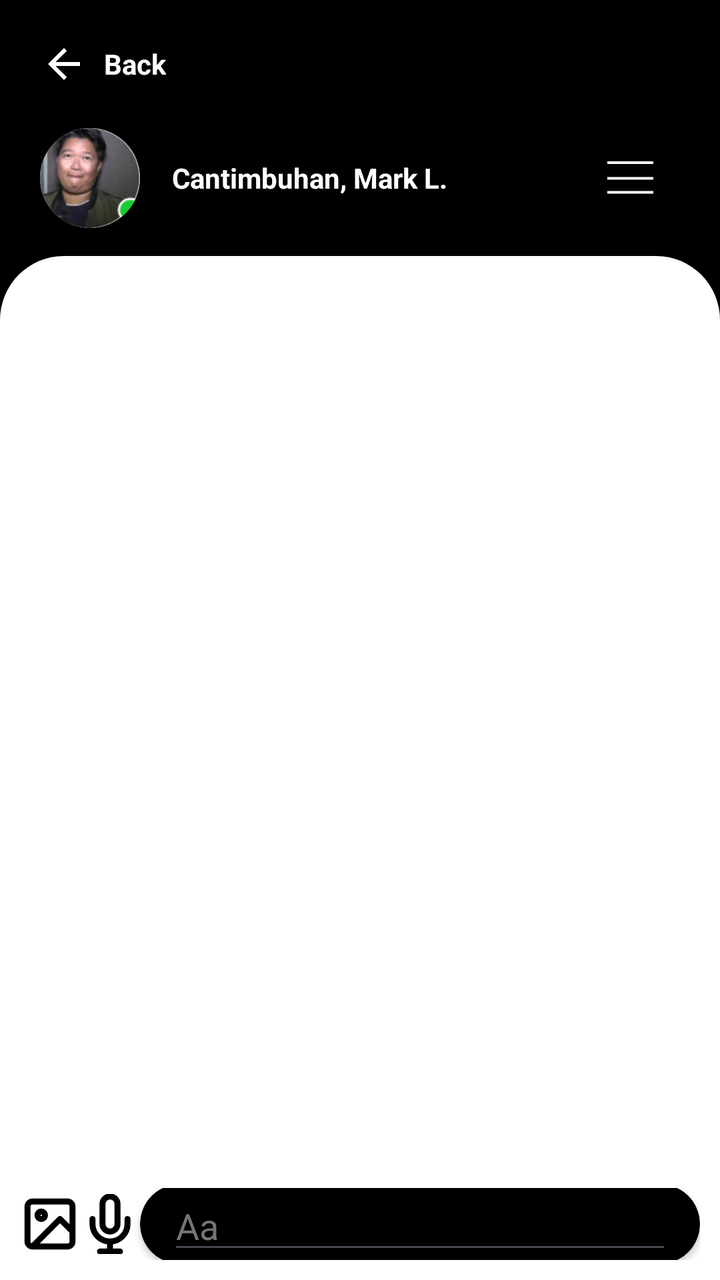
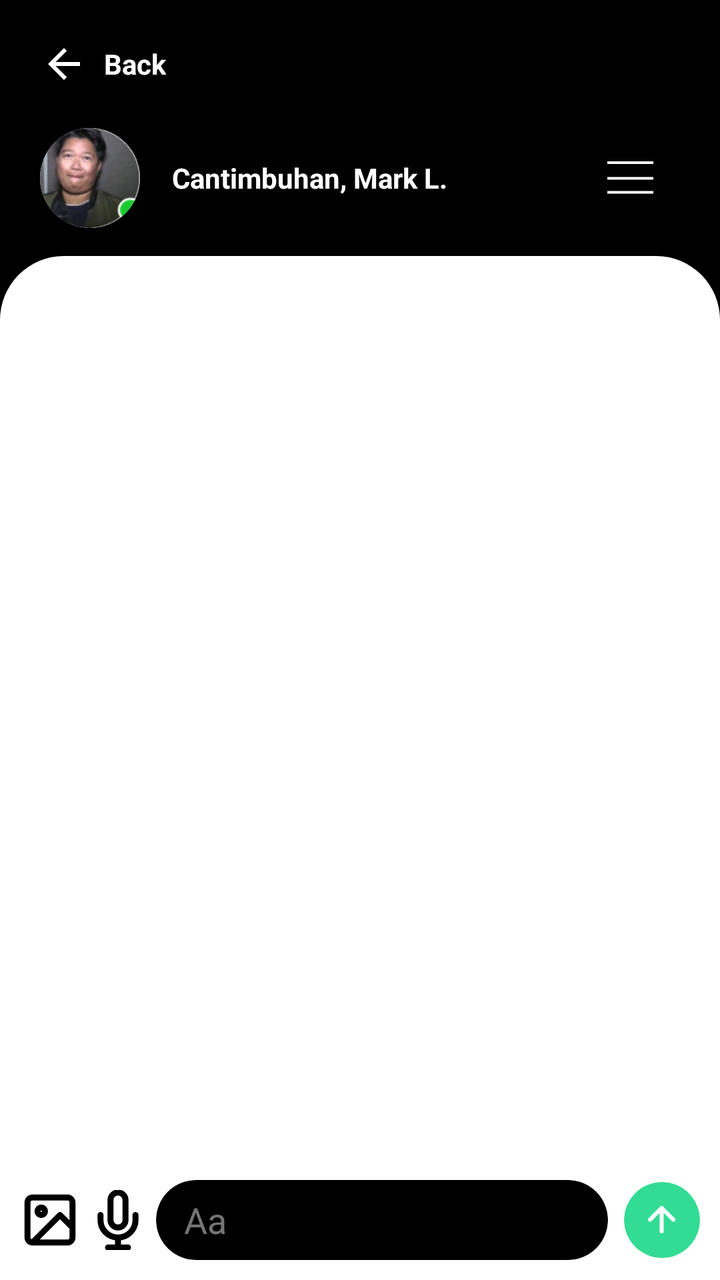

Screens rendered from an Android XML layout before and after an edit, with the pre-edit source and the edit as a unified diff.
<!-- AndroidManifest.xml: application theme Theme.Syncly -->
<!-- res/layout/activity_chat_ui.xml -->
<?xml version="1.0" encoding="utf-8"?>
<LinearLayout xmlns:android="http://schemas.android.com/apk/res/android"
    xmlns:app="http://schemas.android.com/apk/res-auto"
    xmlns:tools="http://schemas.android.com/tools"
    android:id="@+id/main"
    android:layout_width="match_parent"
    android:layout_height="match_parent"
    android:orientation="vertical"
    android:background="@color/black"
    tools:context=".activities.ChatUI">
    <LinearLayout
        android:layout_width="wrap_content"
        android:layout_height="wrap_content"
        android:orientation="horizontal"
        android:gravity="center"
        android:layout_margin="20dp"
        android:id="@+id/backBtn">
        <ImageView
            android:layout_width="wrap_content"
            android:layout_height="wrap_content"
            android:src="@drawable/icon_arrow_back"
            android:layout_marginRight="8dp"
            app:tint="@color/white" />

        <TextView
            android:layout_width="wrap_content"
            android:layout_height="wrap_content"
            android:text="Back"
            android:textColor="@color/white"
            android:textStyle="bold" />
    </LinearLayout>
    <RelativeLayout
        android:layout_width="match_parent"
        android:layout_height="wrap_content"
        android:layout_marginHorizontal="20dp"
        android:layout_marginBottom="14dp">

        <androidx.cardview.widget.CardView
            android:id="@+id/img"
            android:layout_width="50dp"
            android:layout_height="50dp"
            app:cardCornerRadius="25dp"
            app:cardElevation="0dp"
            app:layout_constraintStart_toStartOf="parent"
            app:layout_constraintTop_toTopOf="parent">

            <ImageView
                android:id="@+id/imageView"
                android:layout_width="match_parent"
                android:layout_height="match_parent"
                android:background="#CCCCCC"
                android:scaleType="centerCrop"
                android:src="@drawable/sample_profile" />
        </androidx.cardview.widget.CardView>

        <TextView
            android:id="@+id/name"
            android:layout_width="wrap_content"
            android:layout_height="wrap_content"
            android:layout_toEndOf="@+id/img"
            android:layout_centerVertical="true"
            android:text="Cantimbuhan, Mark L."
            android:textColor="@color/white"
            android:layout_marginStart="16dp"
            android:textSize="14sp"
            android:textStyle="bold" />

        <ImageButton
            android:layout_width="50dp"
            android:layout_height="50dp"
            android:src="@drawable/icon_menu"
            android:background="@android:color/transparent"
            android:layout_alignParentRight="true"
            android:layout_centerVertical="true"
            />
    </RelativeLayout>
    <LinearLayout
        android:layout_width="match_parent"
        android:layout_height="match_parent"
        android:orientation="vertical"
        android:background="@drawable/bg_curve_top">
        <androidx.recyclerview.widget.RecyclerView
            android:layout_marginTop="24dp"
            android:layout_marginHorizontal="12dp"
            android:layout_width="match_parent"
            android:layout_height="match_parent"
            android:layout_weight="1"/>
        <LinearLayout
            android:layout_width="match_parent"
            android:layout_height="56dp"
            android:gravity="center_vertical"
            android:padding="10dp"
            android:orientation="horizontal"
            >
            <ImageView
                android:layout_width="30dp"
                android:layout_height="30dp"
                android:src="@drawable/icon_image"
                android:tint="@color/black"
                />
            <ImageView
                android:layout_width="30dp"
                android:layout_height="30dp"
                android:src="@drawable/icon_mic"
                android:tint="@color/black"
                />
            <androidx.cardview.widget.CardView
                android:layout_width="match_parent"
                android:layout_height="40dp"
                android:backgroundTint="@color/black"
                app:cardCornerRadius="28dp"
                >
                <EditText
                    android:layout_width="match_parent"
                    android:layout_height="match_parent"
                    android:hint="Aa"
                    android:textColor="@color/white"
                    android:textColorHint="@color/gray"
                    android:layout_marginHorizontal="14dp"/>
            </androidx.cardview.widget.CardView>
            <androidx.cardview.widget.CardView
                android:layout_width="38dp"
                android:layout_height="38dp"
                app:cardCornerRadius="40dp"
                android:backgroundTint="@color/green"
                android:padding="4dp"
                android:layout_alignParentEnd="true"
                android:id="@+id/sendBtn">
                <ImageButton
                    android:layout_width="28dp"
                    android:layout_height="28dp"
                    android:src="@drawable/icon_send"
                    android:backgroundTint="@color/green"
                    android:layout_gravity="center"
                    android:background="@android:color/transparent"
                    />
            </androidx.cardview.widget.CardView>
        </LinearLayout>
    </LinearLayout>
</LinearLayout>
<!-- resources referenced by this layout -->
<resources>
  <color name="black">#FF000000</color>
  <color name="gray">#757575</color>
  <color name="green">#33DC94</color>
  <color name="white">#FFFFFFFF</color>
  <!-- drawable bg_curve_top (drawable) -->
  <?xml version="1.0" encoding="utf-8"?>
  <shape xmlns:android="http://schemas.android.com/apk/res/android"
      android:shape="rectangle">
  
      <solid android:color="@color/white"/>
  
      <corners
          android:topLeftRadius="32dp"
          android:topRightRadius="32dp"
          android:bottomLeftRadius="0dp"
          android:bottomRightRadius="0dp"/>
  </shape>
  <!-- drawable icon_arrow_back (drawable) -->
  <vector xmlns:android="http://schemas.android.com/apk/res/android"
      android:width="24dp"
      android:height="24dp"
      android:viewportWidth="24"
      android:viewportHeight="24">
    <path
        android:pathData="M7.825,13L13.425,18.6L12,20L4,12L12,4L13.425,5.4L7.825,11H20V13H7.825Z"
        android:fillColor="#1D1B20"/>
  </vector>
  <!-- drawable icon_image (drawable) -->
  <vector xmlns:android="http://schemas.android.com/apk/res/android"
      android:width="20dp"
      android:height="20dp"
      android:viewportWidth="20"
      android:viewportHeight="20">
    <path
        android:pathData="M4.167,17.5H15.833C16.754,17.5 17.5,16.754 17.5,15.833V4.167C17.5,3.246 16.754,2.5 15.833,2.5H4.167C3.246,2.5 2.5,3.246 2.5,4.167V15.833C2.5,16.754 3.246,17.5 4.167,17.5ZM4.167,17.5L13.333,8.333L17.5,12.5M8.333,7.083C8.333,7.774 7.774,8.333 7.083,8.333C6.393,8.333 5.833,7.774 5.833,7.083C5.833,6.393 6.393,5.833 7.083,5.833C7.774,5.833 8.333,6.393 8.333,7.083Z"
        android:strokeLineJoin="round"
        android:strokeWidth="2"
        android:fillColor="#00000000"
        android:strokeColor="#ffffff"
        android:strokeLineCap="round"/>
  </vector>
  <!-- drawable icon_menu (drawable) -->
  <vector xmlns:android="http://schemas.android.com/apk/res/android"
      android:width="23dp"
      android:height="17dp"
      android:viewportWidth="19"
      android:viewportHeight="13">
    <path
        android:pathData="M19,12.333H0V11.333H19V12.333ZM19,7H0V6H19V7ZM19,1H0V0H19V1Z"
        android:fillColor="#ffffff"/>
  </vector>
  <!-- drawable icon_mic (drawable) -->
  <vector xmlns:android="http://schemas.android.com/apk/res/android"
      android:width="20dp"
      android:height="20dp"
      android:viewportWidth="20"
      android:viewportHeight="20">
    <group>
      <clip-path
          android:pathData="M0,0h20v20h-20z"/>
      <path
          android:pathData="M15.833,8.333V10C15.833,11.547 15.219,13.031 14.125,14.125C13.031,15.219 11.547,15.833 10,15.833M10,15.833C8.453,15.833 6.969,15.219 5.875,14.125C4.781,13.031 4.167,11.547 4.167,10V8.333M10,15.833V19.167M6.667,19.167H13.333M10,0.833C9.337,0.833 8.701,1.097 8.232,1.565C7.763,2.034 7.5,2.67 7.5,3.333V10C7.5,10.663 7.763,11.299 8.232,11.768C8.701,12.236 9.337,12.5 10,12.5C10.663,12.5 11.299,12.236 11.768,11.768C12.237,11.299 12.5,10.663 12.5,10V3.333C12.5,2.67 12.237,2.034 11.768,1.565C11.299,1.097 10.663,0.833 10,0.833Z"
          android:strokeLineJoin="round"
          android:strokeWidth="2"
          android:fillColor="#00000000"
          android:strokeColor="#ffffff"
          android:strokeLineCap="round"/>
    </group>
  </vector>
  <!-- drawable icon_send (drawable) -->
  <vector xmlns:android="http://schemas.android.com/apk/res/android"
      android:width="14dp"
      android:height="14dp"
      android:viewportWidth="14"
      android:viewportHeight="14">
    <path
        android:pathData="M6.833,12.667V1M6.833,1L1,6.833M6.833,1L12.667,6.833"
        android:strokeLineJoin="round"
        android:strokeWidth="2"
        android:fillColor="#000000"
        android:strokeColor="#000000"
        android:strokeLineCap="round"/>
  </vector>
  <!-- drawable sample_profile: png bitmap (drawable, 20673 bytes) -->
  <style name="Theme.Syncly" parent="Base.Theme.Syncly" />
  <style name="Base.Theme.Syncly" parent="Theme.Material3.DayNight.NoActionBar">
          
          
      </style>
</resources>

<!-- the commit's change to res/layout/activity_chat_ui.xml (unified diff, before → after) -->
@@ -8,18 +8,20 @@
     android:orientation="vertical"
     android:background="@color/black"
     tools:context=".activities.ChatUI">
+
     <LinearLayout
+        android:id="@+id/backBtn"
         android:layout_width="wrap_content"
         android:layout_height="wrap_content"
         android:orientation="horizontal"
         android:gravity="center"
-        android:layout_margin="20dp"
-        android:id="@+id/backBtn">
+        android:layout_margin="20dp">
+
         <ImageView
             android:layout_width="wrap_content"
             android:layout_height="wrap_content"
             android:src="@drawable/icon_arrow_back"
-            android:layout_marginRight="8dp"
+            android:layout_marginEnd="8dp"
             app:tint="@color/white" />
 
         <TextView
@@ -29,6 +31,7 @@
             android:textColor="@color/white"
             android:textStyle="bold" />
     </LinearLayout>
+
     <RelativeLayout
         android:layout_width="match_parent"
         android:layout_height="wrap_content"
@@ -40,9 +43,7 @@
             android:layout_width="50dp"
             android:layout_height="50dp"
             app:cardCornerRadius="25dp"
-            app:cardElevation="0dp"
-            app:layout_constraintStart_toStartOf="parent"
-            app:layout_constraintTop_toTopOf="parent">
+            app:cardElevation="0dp">
 
             <ImageView
                 android:id="@+id/imageView"
@@ -70,70 +71,84 @@
             android:layout_height="50dp"
             android:src="@drawable/icon_menu"
             android:background="@android:color/transparent"
-            android:layout_alignParentRight="true"
+            android:layout_alignParentEnd="true"
             android:layout_centerVertical="true"
-            />
+            app:tint="@color/white" />
     </RelativeLayout>
+
     <LinearLayout
         android:layout_width="match_parent"
         android:layout_height="match_parent"
         android:orientation="vertical"
         android:background="@drawable/bg_curve_top">
+
         <androidx.recyclerview.widget.RecyclerView
+            android:id="@+id/chatRecyclerView"
+            android:layout_width="match_parent"
+            android:layout_height="0dp"
+            android:layout_weight="1"
             android:layout_marginTop="24dp"
             android:layout_marginHorizontal="12dp"
-            android:layout_width="match_parent"
-            android:layout_height="match_parent"
-            android:layout_weight="1"/>
+            android:scrollbars="vertical" />
+
         <LinearLayout
             android:layout_width="match_parent"
-            android:layout_height="56dp"
+            android:layout_height="wrap_content"
             android:gravity="center_vertical"
             android:padding="10dp"
-            android:orientation="horizontal"
-            >
+            android:orientation="horizontal">
+
             <ImageView
                 android:layout_width="30dp"
                 android:layout_height="30dp"
                 android:src="@drawable/icon_image"
-                android:tint="@color/black"
-                />
+                app:tint="@color/black" />
+
             <ImageView
                 android:layout_width="30dp"
                 android:layout_height="30dp"
+                android:layout_marginHorizontal="4dp"
                 android:src="@drawable/icon_mic"
-                android:tint="@color/black"
-                />
+                app:tint="@color/black" />
+
             <androidx.cardview.widget.CardView
-                android:layout_width="match_parent"
+                android:layout_width="0dp"
                 android:layout_height="40dp"
+                android:layout_weight="1"
                 android:backgroundTint="@color/black"
                 app:cardCornerRadius="28dp"
-                >
+                app:cardElevation="0dp">
+
                 <EditText
+                    android:id="@+id/messageInput"
                     android:layout_width="match_parent"
                     android:layout_height="match_parent"
+                    android:layout_marginHorizontal="14dp"
                     android:hint="Aa"
                     android:textColor="@color/white"
                     android:textColorHint="@color/gray"
-                    android:layout_marginHorizontal="14dp"/>
+                    android:background="@android:color/transparent"
+                    android:singleLine="true"/>
             </androidx.cardview.widget.CardView>
+
             <androidx.cardview.widget.CardView
+                android:id="@+id/sendBtn"
                 android:layout_width="38dp"
                 android:layout_height="38dp"
-                app:cardCornerRadius="40dp"
+                android:layout_marginStart="8dp"
+                app:cardCornerRadius="20dp"
                 android:backgroundTint="@color/green"
-                android:padding="4dp"
-                android:layout_alignParentEnd="true"
-                android:id="@+id/sendBtn">
+                app:cardElevation="0dp">
+
                 <ImageButton
-                    android:layout_width="28dp"
-                    android:layout_height="28dp"
+                    android:layout_width="24dp"
+                    android:layout_height="24dp"
+                    android:layout_gravity="center"
                     android:src="@drawable/icon_send"
-                    android:backgroundTint="@color/green"
-                    android:layout_gravity="center"
                     android:background="@android:color/transparent"
-                    />
+                    app:tint="@color/white"
+                    android:clickable="false"
+                    android:focusable="false" />
             </androidx.cardview.widget.CardView>
         </LinearLayout>
     </LinearLayout>
